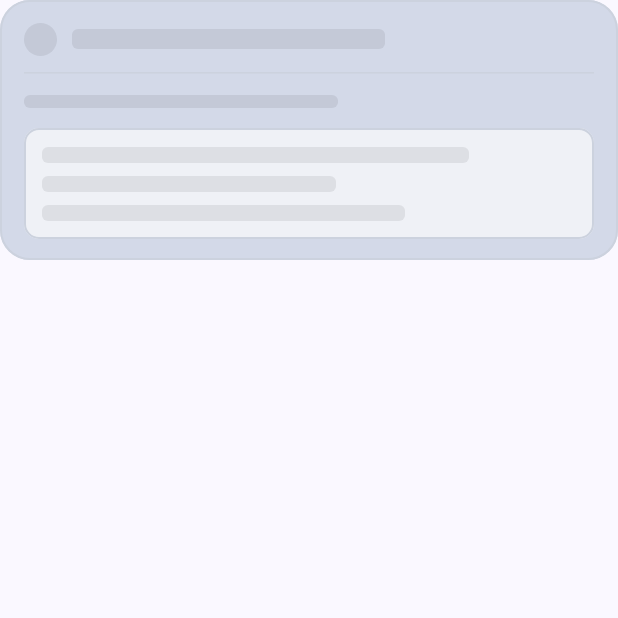
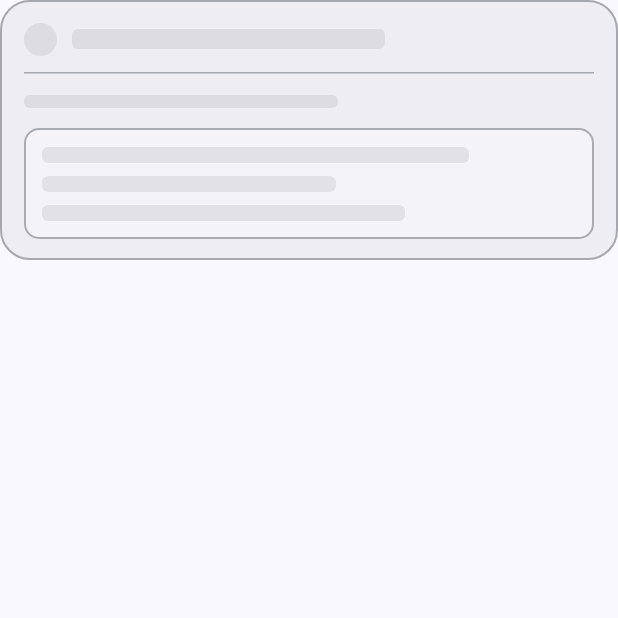
Before and after one commit to iamgiven/GistDroid, an Android app built with Jetpack Compose: the composable SkeletonCard shown on its own in the app's theme, on a phone screen of 412 x 824 dp, the top half of it. Run offline under Robolectric (Android 15) with nearby library versions, the phone set to English and light mode, and no system bars.

Commit message:
Revert list cards to neutral colors
Drop the primary tint on list cards, their borders and code boxes; the
built-in color palettes stay.

```diff
--- a/app/src/main/java/io/github/iamgiven/gistdroid/ui/components/Cards.kt
+++ b/app/src/main/java/io/github/iamgiven/gistdroid/ui/components/Cards.kt
@@ -50,7 +50,6 @@ import androidx.compose.ui.geometry.Offset
 import androidx.compose.ui.graphics.Color
 import androidx.compose.ui.graphics.Path
 import androidx.compose.ui.graphics.luminance
-import androidx.compose.ui.graphics.compositeOver
 import androidx.compose.ui.graphics.StrokeCap
 import androidx.compose.ui.graphics.StrokeJoin
 import androidx.compose.ui.graphics.drawscope.Stroke
@@ -192,28 +191,6 @@ fun StatusLabel(badge: Badge) {
 private val ListCardShape = RoundedCornerShape(20.dp)
 private val PreviewShape = RoundedCornerShape(10.dp)
 
-/** Colors of list cards: a light primary tint ("airy"), derived from the theme so it follows Material You. */
-private class ListCardColors(val container: Color, val code: Color, val line: Color)
-
-@Composable
-private fun listCardColors(): ListCardColors {
-    val cs = MaterialTheme.colorScheme
-    val dark = cs.surface.luminance() < 0.5f
-    return if (dark) {
-        ListCardColors(
-            container = cs.primaryContainer.copy(alpha = 0.22f).compositeOver(cs.surfaceContainerLow),
-            code = cs.primaryContainer.copy(alpha = 0.10f).compositeOver(cs.surfaceContainerLowest),
-            line = cs.primary.copy(alpha = 0.30f).compositeOver(cs.surfaceContainerLow),
-        )
-    } else {
-        ListCardColors(
-            container = cs.primaryContainer.copy(alpha = 0.27f).compositeOver(cs.surfaceContainerLowest),
-            code = cs.primaryContainer.copy(alpha = 0.10f).compositeOver(cs.surfaceContainerLowest),
-            line = cs.primary.copy(alpha = 0.24f).compositeOver(cs.surfaceContainerLowest),
-        )
-    }
-}
-
 /**
  * Card used by both the gist list and the local snippet list: language logo, title and status,
  * then a divider, a metadata row (language label first) and a code preview of up to three lines.
@@ -230,13 +207,12 @@ fun SnippetCard(
     meta: @Composable RowScope.() -> Unit,
 ) {
     val muted = MaterialTheme.colorScheme.onSurfaceVariant
-    val tint = listCardColors()
     Card(
         onClick = onClick,
         modifier = modifier.fillMaxWidth(),
         shape = ListCardShape,
-        colors = CardDefaults.cardColors(containerColor = tint.container),
-        border = BorderStroke(1.dp, tint.line),
+        colors = CardDefaults.cardColors(containerColor = MaterialTheme.colorScheme.surfaceContainer),
+        border = cardBorder(),
     ) {
         Column(Modifier.padding(horizontal = 16.dp, vertical = 14.dp)) {
             Row(verticalAlignment = Alignment.CenterVertically) {
@@ -260,7 +236,10 @@ fun SnippetCard(
                     StatusLabel(badge)
                 }
             }
-            HorizontalDivider(Modifier.padding(vertical = 10.dp), color = tint.line)
+            HorizontalDivider(
+                Modifier.padding(vertical = 10.dp),
+                color = MaterialTheme.colorScheme.outlineVariant.copy(alpha = 0.6f),
+            )
             Row(
                 horizontalArrangement = Arrangement.spacedBy(12.dp),
                 verticalAlignment = Alignment.CenterVertically,
@@ -273,9 +252,9 @@ fun SnippetCard(
             if (preview != null || previewPlaceholder) {
                 Spacer(Modifier.height(10.dp))
                 Surface(
-                    color = tint.code,
+                    color = MaterialTheme.colorScheme.surfaceContainerLow,
                     shape = PreviewShape,
-                    border = BorderStroke(1.dp, tint.line),
+                    border = cardBorder(),
                     modifier = Modifier.fillMaxWidth().animateContentSize(),
                 ) {
                     Crossfade(targetState = preview, label = "preview") { text ->
@@ -302,12 +281,11 @@ fun SnippetCard(
 /** Placeholder shaped like [SnippetCard], shown while the list loads. */
 @Composable
 fun SkeletonCard() {
-    val tint = listCardColors()
     Card(
         modifier = Modifier.fillMaxWidth(),
         shape = ListCardShape,
-        colors = CardDefaults.cardColors(containerColor = tint.container),
-        border = BorderStroke(1.dp, tint.line),
+        colors = CardDefaults.cardColors(containerColor = MaterialTheme.colorScheme.surfaceContainer),
+        border = cardBorder(),
     ) {
         Column(Modifier.padding(horizontal = 16.dp, vertical = 14.dp)) {
             Row(verticalAlignment = Alignment.CenterVertically) {
@@ -317,13 +295,16 @@ fun SkeletonCard() {
                     SkeletonLines(listOf(0.6f), MaterialTheme.typography.titleMedium.lineHeight)
                 }
             }
-            HorizontalDivider(Modifier.padding(vertical = 10.dp), color = tint.line)
+            HorizontalDivider(
+                Modifier.padding(vertical = 10.dp),
+                color = MaterialTheme.colorScheme.outlineVariant.copy(alpha = 0.6f),
+            )
             SkeletonLines(listOf(0.55f), MaterialTheme.typography.labelMedium.lineHeight)
             Spacer(Modifier.height(10.dp))
             Surface(
-                color = tint.code,
+                color = MaterialTheme.colorScheme.surfaceContainerLow,
                 shape = PreviewShape,
-                border = BorderStroke(1.dp, tint.line),
+                border = cardBorder(),
                 modifier = Modifier.fillMaxWidth(),
             ) {
                 Box(Modifier.padding(horizontal = 12.dp, vertical = 8.dp)) {
```
